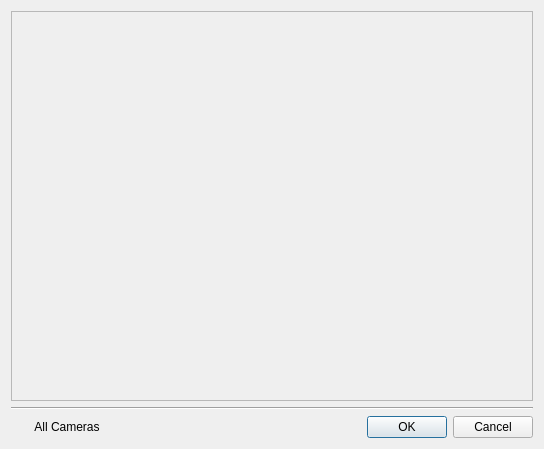
First picture: the form in vms/client/nx_vms_client_desktop/src/nx/vms/client/desktop/resource_dialogs/camera_selection_dialog.ui, repository networkoptix/nx_open, before the edit.
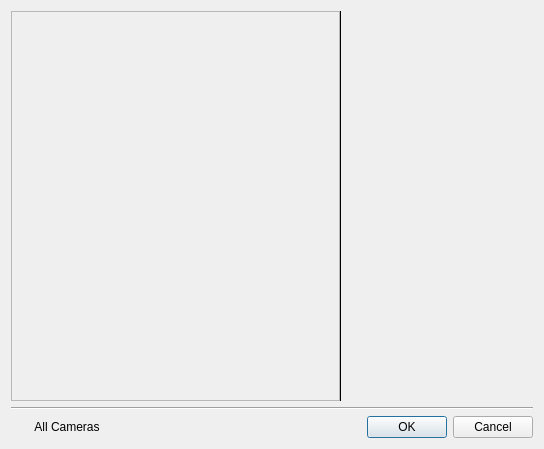
Second picture: the form after the edit. Custom widgets are drawn as their Qt base class.

Commit message:
VMS-12528: Thumbnails for new Camera Selection dialog
<==== Mercurial data ====>
Branch: vms_4.0_gui

The edit to the form file:
```diff
--- a/vms/client/nx_vms_client_desktop/src/nx/vms/client/desktop/resource_dialogs/camera_selection_dialog.ui
+++ b/vms/client/nx_vms_client_desktop/src/nx/vms/client/desktop/resource_dialogs/camera_selection_dialog.ui
@@ -15,14 +15,65 @@
   </property>
   <layout class="QVBoxLayout" name="verticalLayout">
    <item>
-    <widget class="nx::vms::client::desktop::FilteredResourceSelectionWidget" name="filteredResourceSelectionWidget">
-     <property name="sizePolicy">
-      <sizepolicy hsizetype="Preferred" vsizetype="MinimumExpanding">
-       <horstretch>0</horstretch>
-       <verstretch>0</verstretch>
-      </sizepolicy>
+    <layout class="QHBoxLayout" name="horizontalLayout_2">
+     <property name="spacing">
+      <number>0</number>
      </property>
-    </widget>
+     <item>
+      <widget class="nx::vms::client::desktop::FilteredResourceSelectionWidget" name="filteredResourceSelectionWidget">
+       <property name="sizePolicy">
+        <sizepolicy hsizetype="Preferred" vsizetype="MinimumExpanding">
+         <horstretch>0</horstretch>
+         <verstretch>0</verstretch>
+        </sizepolicy>
+       </property>
+      </widget>
+     </item>
+     <item>
+      <widget class="Line" name="verticalLine">
+       <property name="minimumSize">
+        <size>
+         <width>1</width>
+         <height>0</height>
+        </size>
+       </property>
+       <property name="maximumSize">
+        <size>
+         <width>1</width>
+         <height>16777215</height>
+        </size>
+       </property>
+       <property name="frameShadow">
+        <enum>QFrame::Plain</enum>
+       </property>
+       <property name="orientation">
+        <enum>Qt::Vertical</enum>
+       </property>
+      </widget>
+     </item>
+     <item>
+      <widget class="QnResourceDetailsWidget" name="detailsWidget" native="true">
+       <property name="sizePolicy">
+        <sizepolicy hsizetype="Fixed" vsizetype="Preferred">
+         <horstretch>0</horstretch>
+         <verstretch>0</verstretch>
+        </sizepolicy>
+       </property>
+       <property name="minimumSize">
+        <size>
+         <width>192</width>
+         <height>0</height>
+        </size>
+       </property>
+       <property name="maximumSize">
+        <size>
+         <width>192</width>
+         <height>16777215</height>
+        </size>
+       </property>
+      </widget>
+     </item>
+    </layout>
    </item>
    <item>
     <widget class="Line" name="line">
@@ -67,6 +118,12 @@
    <header>nx/vms/client/desktop/resource_dialogs/details/filtered_resource_selection_widget.h</header>
    <container>1</container>
   </customwidget>
+  <customwidget>
+   <class>QnResourceDetailsWidget</class>
+   <extends>QWidget</extends>
+   <header>ui/widgets/resource_details_widget.h</header>
+   <container>1</container>
+  </customwidget>
  </customwidgets>
  <resources/>
  <connections/>
```
The commit also changes 2 other files.
